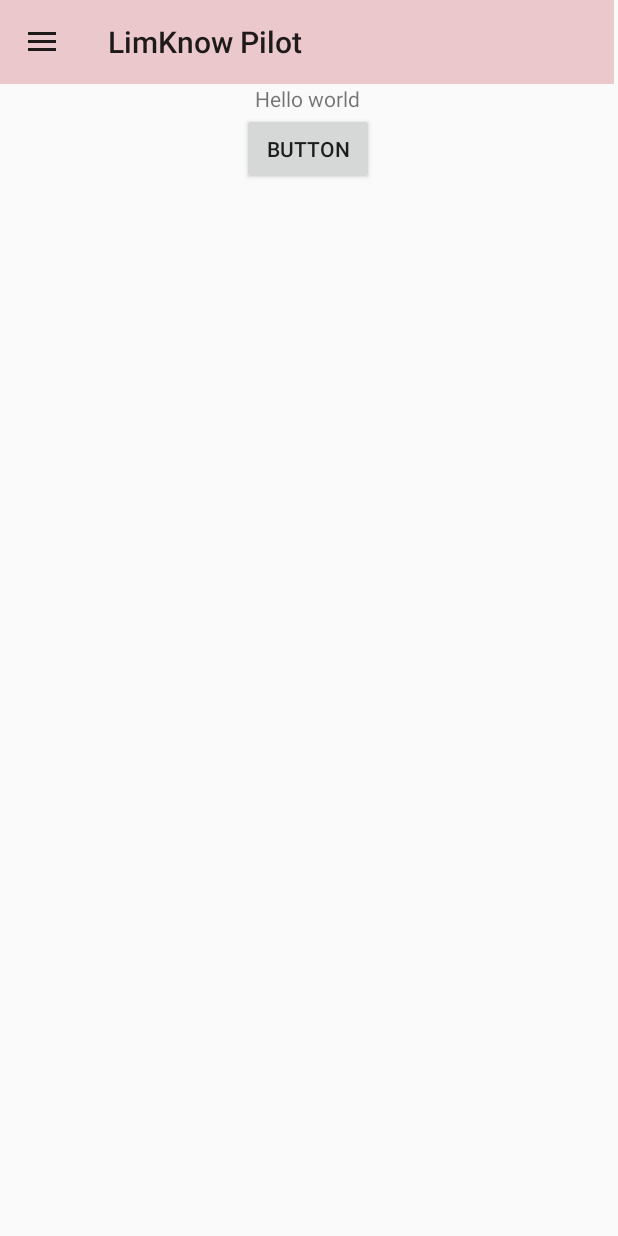
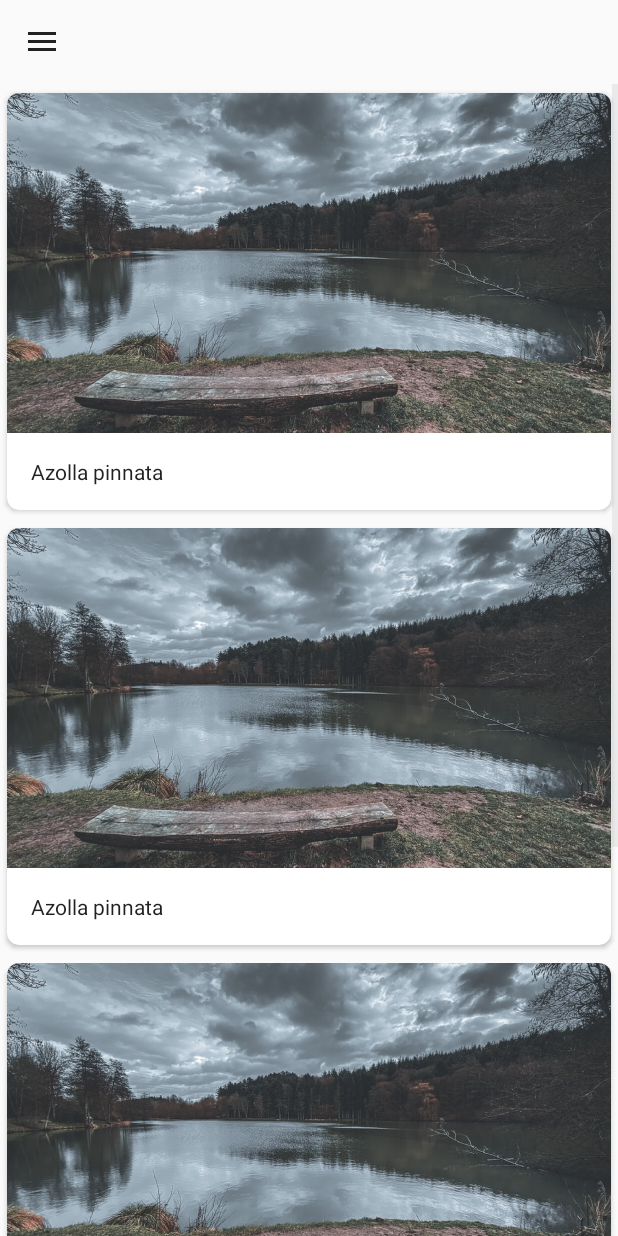
Before and after one commit to SudeshnaG/LimKnow-Pilot, an Android app: the MacrophyteListActivity screen opened directly, with no data from a screen before it, on a phone screen of 412 x 824 dp. Run offline under Robolectric (Android 15) with nearby library versions, the light colour scheme and no system bars; Roboto replaces fonts that are not available here.

Commit message:
added listview for macrophytes

```diff
--- a/app/src/main/AndroidManifest.xml
+++ b/app/src/main/AndroidManifest.xml
@@ -9,12 +9,12 @@
         android:roundIcon="@mipmap/ic_launcher_round"
         android:supportsRtl="true"
         android:theme="@style/AppTheme">
-        <activity android:name=".MacrophyteListActivity"></activity>
-        <activity android:name=".HomeActivity" />
+        <activity android:name=".MacrophyteListActivity" android:parentActivityName=".MainActivity" >
+        </activity>
+        <activity android:name=".HomeActivity" android:parentActivityName=".MainActivity" />
         <activity android:name=".MainActivity">
             <intent-filter>
                 <action android:name="android.intent.action.MAIN" />
-
                 <category android:name="android.intent.category.LAUNCHER" />
             </intent-filter>
         </activity>
--- a/app/src/main/java/com/pukhuriandbeels/limknowpilot/HomeActivity.java
+++ b/app/src/main/java/com/pukhuriandbeels/limknowpilot/HomeActivity.java
@@ -1,11 +1,4 @@
 package com.pukhuriandbeels.limknowpilot;
-
-import androidx.annotation.NonNull;
-import androidx.appcompat.app.ActionBarDrawerToggle;
-import androidx.appcompat.app.AppCompatActivity;
-import androidx.appcompat.widget.Toolbar;
-import androidx.core.view.GravityCompat;
-import androidx.drawerlayout.widget.DrawerLayout;
 
 import android.content.Intent;
 import android.os.Bundle;
@@ -18,6 +11,13 @@ import com.google.android.gms.auth.api.signin.GoogleSignIn;
 import com.google.android.gms.auth.api.signin.GoogleSignInAccount;
 import com.google.android.material.navigation.NavigationView;
 import com.google.firebase.auth.FirebaseAuth;
+
+import androidx.annotation.NonNull;
+import androidx.appcompat.app.ActionBarDrawerToggle;
+import androidx.appcompat.app.AppCompatActivity;
+import androidx.appcompat.widget.Toolbar;
+import androidx.core.view.GravityCompat;
+import androidx.drawerlayout.widget.DrawerLayout;
 
 public class HomeActivity extends AppCompatActivity {
 
@@ -41,8 +41,9 @@ public class HomeActivity extends AppCompatActivity {
         navigationView = findViewById(R.id.navigation_view);
 
         toolbar = findViewById(R.id.toolbar);
-         setSupportActionBar(toolbar);
-        ActionBarDrawerToggle actionBarDrawerToggle = new ActionBarDrawerToggle(this, drawerLayout,toolbar,R.string.navigation_drawer_open,R.string.navigation_drawer_close);
+        setSupportActionBar(toolbar);
+        getSupportActionBar().setDisplayShowTitleEnabled(false);
+        ActionBarDrawerToggle actionBarDrawerToggle = new ActionBarDrawerToggle(this, drawerLayout, toolbar, R.string.navigation_drawer_open, R.string.navigation_drawer_close);
         drawerLayout.addDrawerListener(actionBarDrawerToggle);
         actionBarDrawerToggle.syncState();
 
@@ -52,22 +53,31 @@ public class HomeActivity extends AppCompatActivity {
             public boolean onNavigationItemSelected(@NonNull MenuItem item) {
                 switch (item.getItemId()) {
 
-                    case R.id.about: break;
-                    case R.id.policy: break;
+                    case R.id.about:
+                        break;
+                    case R.id.policy:
+                        break;
 
                     case R.id.macrophytes:
                         Intent intent = new Intent(HomeActivity.this, MacrophyteListActivity.class);
                         startActivity(intent);
                         break;
-                    case R.id.augmented_reality_game: break;
-                    case R.id.reporting: break;
+                    case R.id.augmented_reality_game:
+                        break;
+                    case R.id.reporting:
+                        break;
 
-                    case R.id.badges: break;
-                    case R.id.edit_profile: break;
-                    case R.id.sign_out : break;
+                    case R.id.badges:
+                        break;
+                    case R.id.edit_profile:
+                        break;
+                    case R.id.sign_out:
+                        break;
 
-                    case R.id.share : break;
-                    case R.id.contact_us: break;
+                    case R.id.share:
+                        break;
+                    case R.id.contact_us:
+                        break;
 
                 }
                 drawerLayout.closeDrawer(GravityCompat.START);
@@ -77,7 +87,7 @@ public class HomeActivity extends AppCompatActivity {
         navigationView.setCheckedItem(R.id.about);
 
         GoogleSignInAccount signInAccount = GoogleSignIn.getLastSignedInAccount(this);
-        if(signInAccount!=null){
+        if (signInAccount != null) {
             String user = signInAccount.getDisplayName() + signInAccount.getEmail();
             nameTextView.setText(user);
         }
@@ -93,7 +103,7 @@ public class HomeActivity extends AppCompatActivity {
 
     @Override
     public void onBackPressed() {
-        if(drawerLayout.isDrawerOpen(GravityCompat.START)){
+        if (drawerLayout.isDrawerOpen(GravityCompat.START)) {
             drawerLayout.closeDrawer(GravityCompat.START);
         } else {
             super.onBackPressed();
--- a/app/src/main/java/com/pukhuriandbeels/limknowpilot/MacrophyteListActivity.java
+++ b/app/src/main/java/com/pukhuriandbeels/limknowpilot/MacrophyteListActivity.java
@@ -10,8 +10,14 @@ import androidx.drawerlayout.widget.DrawerLayout;
 import android.content.Intent;
 import android.os.Bundle;
 import android.view.MenuItem;
+import android.widget.ArrayAdapter;
+import android.widget.ListView;
 
 import com.google.android.material.navigation.NavigationView;
+import com.pukhuriandbeels.limknowpilot.adapter.MacrophyteAdapter;
+import com.pukhuriandbeels.limknowpilot.model.Macrophyte;
+
+import java.util.ArrayList;
 
 public class MacrophyteListActivity extends AppCompatActivity {
 
@@ -29,6 +35,7 @@ public class MacrophyteListActivity extends AppCompatActivity {
 
         toolbar = findViewById(R.id.toolbar);
         setSupportActionBar(toolbar);
+        getSupportActionBar().setDisplayShowTitleEnabled(false);
         ActionBarDrawerToggle actionBarDrawerToggle = new ActionBarDrawerToggle(this, drawerLayout,toolbar,R.string.navigation_drawer_open,R.string.navigation_drawer_close);
         drawerLayout.addDrawerListener(actionBarDrawerToggle);
         actionBarDrawerToggle.syncState();
@@ -59,6 +66,45 @@ public class MacrophyteListActivity extends AppCompatActivity {
             }
         });
         navigationView.setCheckedItem(R.id.macrophytes);
+
+        ArrayList<Macrophyte> macrophytes = new ArrayList<>();
+        macrophytes.add(new Macrophyte("Azolla pinnata",
+                "Free floationg",
+                "feathered mosquitofern",
+                "Used in constructed wetlands to remove nutrient load from wastewater." +
+                        "It is a high protein food source waterbirds,fish,insects,snails and cattle. " +
+                        "It has the nitrogen fixing cyanobacteria and can used as biofertilizer",
+                R.drawable.sample_macrophyte,
+                "https://commons.wikimedia.org/wiki/Category:Azolla_pinnata"));
+        macrophytes.add(new Macrophyte("Azolla pinnata",
+                "Free floationg",
+                "feathered mosquitofern",
+                "Used in constructed wetlands to remove nutrient load from wastewater." +
+                        "It is a high protein food source waterbirds,fish,insects,snails and cattle. " +
+                        "It has the nitrogen fixing cyanobacteria and can used as biofertilizer",
+                R.drawable.sample_macrophyte,
+                "https://commons.wikimedia.org/wiki/Category:Azolla_pinnata"));
+        macrophytes.add(new Macrophyte("Azolla pinnata",
+                "Free floationg",
+                "feathered mosquitofern",
+                "Used in constructed wetlands to remove nutrient load from wastewater." +
+                        "It is a high protein food source waterbirds,fish,insects,snails and cattle. " +
+                        "It has the nitrogen fixing cyanobacteria and can used as biofertilizer",
+                R.drawable.sample_macrophyte,
+                "https://commons.wikimedia.org/wiki/Category:Azolla_pinnata"));
+        macrophytes.add(new Macrophyte("Azolla pinnata",
+                "Free floationg",
+                "feathered mosquitofern",
+                "Used in constructed wetlands to remove nutrient load from wastewater." +
+                        "It is a high protein food source waterbirds,fish,insects,snails and cattle. " +
+                        "It has the nitrogen fixing cyanobacteria and can used as biofertilizer",
+                R.drawable.sample_macrophyte,
+                "https://commons.wikimedia.org/wiki/Category:Azolla_pinnata"));
+
+        MacrophyteAdapter macrophyteAdapter = new MacrophyteAdapter(this,macrophytes);
+        ListView listView = findViewById(R.id.macrophyte_list);
+        listView.setAdapter(macrophyteAdapter);
+        macrophyteAdapter.notifyDataSetChanged();
     }
 
     @Override
--- a/app/src/main/java/com/pukhuriandbeels/limknowpilot/MainActivity.java
+++ b/app/src/main/java/com/pukhuriandbeels/limknowpilot/MainActivity.java
@@ -1,12 +1,9 @@
 package com.pukhuriandbeels.limknowpilot;
-
-import androidx.annotation.NonNull;
-import androidx.appcompat.app.ActionBar;
-import androidx.appcompat.app.AppCompatActivity;
 
 import android.content.Intent;
 import android.os.Bundle;
 import android.view.View;
+import android.view.WindowManager;
 import android.widget.Button;
 import android.widget.Toast;
 
@@ -14,16 +11,17 @@ import com.google.android.gms.auth.api.signin.GoogleSignIn;
 import com.google.android.gms.auth.api.signin.GoogleSignInAccount;
 import com.google.android.gms.auth.api.signin.GoogleSignInClient;
 import com.google.android.gms.auth.api.signin.GoogleSignInOptions;
-import com.google.android.gms.common.SignInButton;
 import com.google.android.gms.common.api.ApiException;
 import com.google.android.gms.tasks.OnCompleteListener;
 import com.google.android.gms.tasks.Task;
-import com.google.android.material.button.MaterialButton;
 import com.google.firebase.auth.AuthCredential;
 import com.google.firebase.auth.AuthResult;
 import com.google.firebase.auth.FirebaseAuth;
 import com.google.firebase.auth.FirebaseUser;
 import com.google.firebase.auth.GoogleAuthProvider;
+
+import androidx.annotation.NonNull;
+import androidx.appcompat.app.AppCompatActivity;
 
 public class MainActivity extends AppCompatActivity {
 
@@ -37,6 +35,7 @@ public class MainActivity extends AppCompatActivity {
     @Override
     protected void onCreate(Bundle savedInstanceState) {
         super.onCreate(savedInstanceState);
+        getWindow().setFlags(WindowManager.LayoutParams.FLAG_FULLSCREEN, WindowManager.LayoutParams.FLAG_FULLSCREEN);
         setContentView(R.layout.activity_main);
 
 //        ActionBar actionBar = getSupportActionBar();
@@ -54,20 +53,20 @@ public class MainActivity extends AppCompatActivity {
         });
     }
 
-        private void createRequest(){
+    private void createRequest() {
         GoogleSignInOptions googleSignInOptions = new GoogleSignInOptions.Builder(GoogleSignInOptions.DEFAULT_SIGN_IN)
                 .requestIdToken("376214147539-43mekerd0d50kumvmpp1te4irqe8fv1o.apps.googleusercontent.com")
                 .requestEmail()
                 .build();
-        googleSignInClient = GoogleSignIn.getClient(this,googleSignInOptions);
+        googleSignInClient = GoogleSignIn.getClient(this, googleSignInOptions);
     }
 
-    private void signIn(){
+    private void signIn() {
         Intent intent = googleSignInClient.getSignInIntent();
-        startActivityForResult(intent,RC_SIGN_IN);
+        startActivityForResult(intent, RC_SIGN_IN);
     }
 
-    private void firebaseAuthWithGoogle(GoogleSignInAccount account){
+    private void firebaseAuthWithGoogle(GoogleSignInAccount account) {
         AuthCredential credential = GoogleAuthProvider.getCredential(account.getIdToken(), null);
         firebaseAuth.signInWithCredential(credential)
                 .addOnCompleteListener(this, new OnCompleteListener<AuthResult>() {
@@ -75,7 +74,7 @@ public class MainActivity extends AppCompatActivity {
                     public void onComplete(@NonNull Task<AuthResult> task) {
                         if (task.isSuccessful()) {
                             FirebaseUser user = firebaseAuth.getCurrentUser();
-                            Intent intent = new Intent(getApplicationContext(),HomeActivity.class);
+                            Intent intent = new Intent(getApplicationContext(), HomeActivity.class);
                             startActivity(intent);
 
                         } else {
@@ -94,11 +93,11 @@ public class MainActivity extends AppCompatActivity {
             Task<GoogleSignInAccount> task = GoogleSignIn.getSignedInAccountFromIntent(data);
             try {
                 GoogleSignInAccount account = task.getResult(ApiException.class);
-                Toast.makeText(this,account.toString(),Toast.LENGTH_SHORT).show();
+                Toast.makeText(this, account.toString(), Toast.LENGTH_SHORT).show();
                 firebaseAuthWithGoogle(account);
             } catch (ApiException e) {
                 e.printStackTrace();
-                Toast.makeText(this, e.getMessage(),Toast.LENGTH_SHORT).show();
+                Toast.makeText(this, e.getMessage(), Toast.LENGTH_SHORT).show();
             }
         }
     }
@@ -108,7 +107,7 @@ public class MainActivity extends AppCompatActivity {
         super.onStart();
 
         FirebaseUser firebaseUser = firebaseAuth.getCurrentUser();
-        if(firebaseUser!=null){
+        if (firebaseUser != null) {
             Intent intent = new Intent(this, HomeActivity.class);
             startActivity(intent);
         }
--- /dev/null
+++ b/app/src/main/java/com/pukhuriandbeels/limknowpilot/adapter/MacrophyteAdapter.java
@@ -0,0 +1,63 @@
+package com.pukhuriandbeels.limknowpilot.adapter;
+
+import android.content.Context;
+import android.view.LayoutInflater;
+import android.view.View;
+import android.view.ViewGroup;
+import android.widget.BaseAdapter;
+import android.widget.ImageView;
+import android.widget.TextView;
+
+import com.pukhuriandbeels.limknowpilot.R;
+import com.pukhuriandbeels.limknowpilot.model.Macrophyte;
+
+import java.util.ArrayList;
+
+public class MacrophyteAdapter extends BaseAdapter {
+    private ArrayList<Macrophyte> macrophyteArrayList;
+    private LayoutInflater layoutInflater;
+    private Context context;
+
+    //    private TextView serialNum, name, contactNum;
+    private class MacrophyteViewHolder {
+        ImageView imageView;
+        TextView textView;
+
+        MacrophyteViewHolder(){}
+    }
+
+    public MacrophyteAdapter(Context context, ArrayList<Macrophyte> macrophyteArrayList) {
+        this.context = context;
+        this.macrophyteArrayList = macrophyteArrayList;
+    }
+
+    @Override
+    public int getCount() {
+        return macrophyteArrayList.size();
+    }
+
+    @Override
+    public Macrophyte getItem(int position) {
+        return macrophyteArrayList.get(position);
+    }
+
+    @Override
+    public long getItemId(int position) {
+        return position;
+    }
+
+    @Override
+    public View getView(int position, View convertView, ViewGroup parent) {
+        if(convertView == null) {
+            convertView = LayoutInflater.from(context).inflate(R.layout.macrophyte_list_item, parent, false);
+        }
+        MacrophyteViewHolder macrophyteViewHolder = new MacrophyteViewHolder();
+        macrophyteViewHolder.textView = convertView.findViewById(R.id.macrophyte_name);
+        macrophyteViewHolder.imageView = convertView.findViewById(R.id.macrophyte_image);
+
+        macrophyteViewHolder.textView.setText(macrophyteArrayList.get(position).getMacrophyteName());
+        macrophyteViewHolder.imageView.setImageResource(macrophyteArrayList.get(position).getMacrophyteImageUri());
+
+        return convertView;
+    }
+}
--- /dev/null
+++ b/app/src/main/java/com/pukhuriandbeels/limknowpilot/model/Macrophyte.java
@@ -0,0 +1,68 @@
+package com.pukhuriandbeels.limknowpilot.model;
+
+public class Macrophyte {
+    private String macrophyteName;
+    private String macrophyteType;
+    private String commonName;
+    private String macrophyteDescription;
+    private int macrophyteImageUri;
+    private String macrophyteImageCredit;
+
+    public Macrophyte(String macrophyteName, String macrophyteType, String commonName, String macrophyteDescription, int macrophyteImageUri, String macrophyteImageCredit){
+        this.macrophyteName = macrophyteName;
+        this.macrophyteType = macrophyteType;
+        this.commonName = commonName;
+        this.macrophyteDescription = macrophyteDescription;
+        this.macrophyteImageUri = macrophyteImageUri;
+        this.macrophyteImageCredit = macrophyteImageCredit;
+    }
+
+    public Macrophyte(){}
+    public String getMacrophyteName() {
+        return macrophyteName;
+    }
+
+    public void setMacrophyteName(String macrophyteName) {
+        this.macrophyteName = macrophyteName;
+    }
+
+    public String getMacrophyteType() {
+        return macrophyteType;
+    }
+
+    public void setMacrophyteType(String macrophyteType) {
+        this.macrophyteType = macrophyteType;
+    }
+
+    public String getCommonName() {
+        return commonName;
+    }
+
+    public void setCommonName(String commonName) {
+        this.commonName = commonName;
+    }
+
+    public String getMacrophyteDescription() {
+        return macrophyteDescription;
+    }
+
+    public void setMacrophyteDescription(String macrophyteDescription) {
+        this.macrophyteDescription = macrophyteDescription;
+    }
+
+    public int getMacrophyteImageUri() {
+        return macrophyteImageUri;
+    }
+
+    public void setMacrophyteImageUri(int macrophyteImageUri) {
+        this.macrophyteImageUri = macrophyteImageUri;
+    }
+
+    public String getMacrophyteImageCredit() {
+        return macrophyteImageCredit;
+    }
+
+    public void setMacrophyteImageCredit(String macrophyteImageCredit) {
+        this.macrophyteImageCredit = macrophyteImageCredit;
+    }
+}
--- a/app/src/main/res/layout/activity_home.xml
+++ b/app/src/main/res/layout/activity_home.xml
@@ -28,11 +28,12 @@
             android:id="@+id/toolbar"
             android:layout_width="409dp"
             android:layout_height="wrap_content"
-            android:background="@color/colorPastel"
+            android:background="#00EAC8CB"
             android:minHeight="?attr/actionBarSize"
             android:theme="?attr/actionBarTheme"
             app:layout_constraintStart_toStartOf="parent"
-            app:layout_constraintTop_toTopOf="parent" />
+            app:layout_constraintTop_toTopOf="parent"
+            app:title='' />
 
         <TextView
             android:id="@+id/user_text_view"
--- a/app/src/main/res/layout/activity_macrophyte_list.xml
+++ b/app/src/main/res/layout/activity_macrophyte_list.xml
@@ -1,60 +1,48 @@
 <?xml version="1.0" encoding="utf-8"?>
 <androidx.drawerlayout.widget.DrawerLayout xmlns:android="http://schemas.android.com/apk/res/android"
     xmlns:app="http://schemas.android.com/apk/res-auto"
+    xmlns:tools="http://schemas.android.com/tools"
+    android:id="@+id/drawer_layout"
     android:layout_width="match_parent"
     android:layout_height="match_parent"
+    android:fitsSystemWindows="true"
     tools:context=".MacrophyteListActivity"
-    android:id="@+id/drawer_layout"
-    xmlns:tools="http://schemas.android.com/tools"
-    android:fitsSystemWindows="true"
     tools:openDrawer="start">
-
-    <com.google.android.material.navigation.NavigationView
-        android:layout_width="wrap_content"
-        android:id="@+id/navigation_view"
-        android:layout_height="match_parent"
-        app:menu="@menu/main_user_menu"
-        android:layout_gravity="start"
-        app:headerLayout="@layout/header"/>
-    <ScrollView
-        android:layout_width="match_parent"
-        android:layout_height="match_parent">
 
     <androidx.constraintlayout.widget.ConstraintLayout
         android:layout_width="match_parent"
-            android:layout_height="match_parent">
+        android:layout_height="wrap_content">
+
+        <ListView
+            android:id="@+id/macrophyte_list"
+            android:layout_width="match_parent"
+            android:layout_height="0dp"
+            android:clipToPadding="false"
+            android:divider="@null"
+            android:fastScrollEnabled="true"
+            android:dividerHeight="0dp"
+            app:layout_constraintStart_toStartOf="parent"
+            app:layout_constraintBottom_toBottomOf="parent"
+            app:layout_constraintTop_toBottomOf="@+id/toolbar" />
 
         <androidx.appcompat.widget.Toolbar
             android:id="@+id/toolbar"
-                android:layout_width="409dp"
+            android:layout_width="match_parent"
             android:layout_height="wrap_content"
             android:background="@color/colorPastel"
+            android:backgroundTint="#00FFFFFF"
             android:minHeight="?attr/actionBarSize"
             android:theme="?attr/actionBarTheme"
             app:layout_constraintStart_toStartOf="parent"
             app:layout_constraintTop_toTopOf="parent" />
 
-            <TextView
-                android:id="@+id/user_text_view"
+    </androidx.constraintlayout.widget.ConstraintLayout>
+
+    <com.google.android.material.navigation.NavigationView
+        android:id="@+id/navigation_view"
         android:layout_width="wrap_content"
-                android:layout_height="wrap_content"
-                android:text="Hello world"
-                app:layout_constraintEnd_toEndOf="parent"
-                app:layout_constraintHorizontal_bias="0.498"
-                app:layout_constraintStart_toStartOf="parent"
-                app:layout_constraintTop_toBottomOf="@id/toolbar"
-                app:layout_constraintVertical_bias="0.829" />
-
-            <Button
-                android:id="@+id/logout_button"
-                android:layout_width="wrap_content"
-                android:layout_height="wrap_content"
-                android:layout_marginBottom="192dp"
-                android:text="Button"
-                app:layout_constraintTop_toBottomOf="@id/user_text_view"
-                app:layout_constraintEnd_toEndOf="parent"
-                app:layout_constraintHorizontal_bias="0.498"
-                app:layout_constraintStart_toStartOf="parent" />
-        </androidx.constraintlayout.widget.ConstraintLayout>
-    </ScrollView>
+        android:layout_height="match_parent"
+        android:layout_gravity="start"
+        app:headerLayout="@layout/header"
+        app:menu="@menu/main_user_menu" />
 </androidx.drawerlayout.widget.DrawerLayout>
--- a/app/src/main/res/layout/header.xml
+++ b/app/src/main/res/layout/header.xml
@@ -4,7 +4,7 @@
     android:layout_width="match_parent"
     android:orientation="vertical"
     android:layout_height="200dp"
-    android:background="@color/colorPastel"
+    android:background="#f5f5f5"
     android:paddingHorizontal="22dp"
     android:paddingVertical="15dp"
     android:gravity="bottom">
--- /dev/null
+++ b/app/src/main/res/layout/macrophyte_list_item.xml
@@ -0,0 +1,51 @@
+<?xml version="1.0" encoding="utf-8"?>
+<LinearLayout xmlns:android="http://schemas.android.com/apk/res/android"
+    xmlns:app="http://schemas.android.com/apk/res-auto"
+    android:layout_width="match_parent"
+    android:layout_height="wrap_content">
+
+    <androidx.cardview.widget.CardView
+        android:layout_width="match_parent"
+        android:layout_height="wrap_content"
+        android:orientation="vertical"
+        android:elevation="5dp"
+        app:cardUseCompatPadding="true"
+        app:cardCornerRadius="8dp">
+
+        <androidx.constraintlayout.widget.ConstraintLayout
+            android:layout_width="match_parent"
+            android:layout_height="wrap_content">
+
+            <ImageView
+                android:id="@+id/macrophyte_image"
+                android:layout_width="0dp"
+                android:layout_height="0dp"
+                android:contentDescription="macrophyte image"
+                android:scaleType="centerCrop"
+                android:src="@drawable/sample_macrophyte"
+                app:layout_constraintBottom_toTopOf="@+id/macrophyte_name"
+                app:layout_constraintDimensionRatio="H,16:9"
+                app:layout_constraintEnd_toEndOf="parent"
+                app:layout_constraintStart_toStartOf="parent"
+                app:layout_constraintTop_toTopOf="parent"
+                app:layout_constraintVertical_chainStyle="packed" />
+
+            <TextView
+                android:id="@+id/macrophyte_name"
+                android:layout_width="0dp"
+                android:layout_height="wrap_content"
+                android:layout_marginStart="16dp"
+                android:layout_marginTop="16dp"
+                android:layout_marginEnd="16dp"
+                android:layout_marginBottom="16dp"
+                android:lineSpacingExtra="8dp"
+                android:text="Azolla pinnata"
+                android:textAppearance="@style/TextAppearance.AppCompat.Body1"
+                android:textColor="@color/colorText"
+                app:layout_constraintBottom_toBottomOf="parent"
+                app:layout_constraintEnd_toEndOf="parent"
+                app:layout_constraintStart_toStartOf="parent"
+                app:layout_constraintTop_toBottomOf="@+id/macrophyte_image" />
+        </androidx.constraintlayout.widget.ConstraintLayout>
+    </androidx.cardview.widget.CardView>
+</LinearLayout>
--- a/app/src/main/res/values/colors.xml
+++ b/app/src/main/res/values/colors.xml
@@ -6,4 +6,5 @@
     <color name="colorGrey">#E6E4E4</color>
     <color name="colorBlack">#251E1E</color>
     <color name="colorPastel">#EAC8CB</color>
+    <color name="colorText">#DE000000</color>
 </resources>
```
Lines whose indentation alone changed are shown as unchanged.
